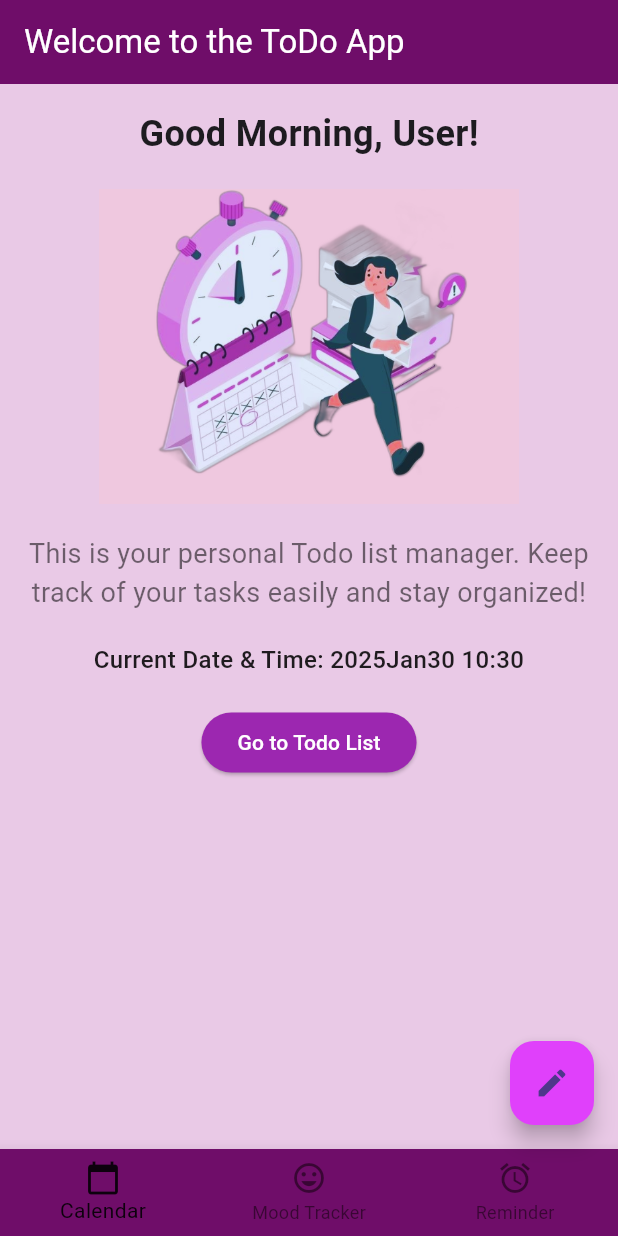
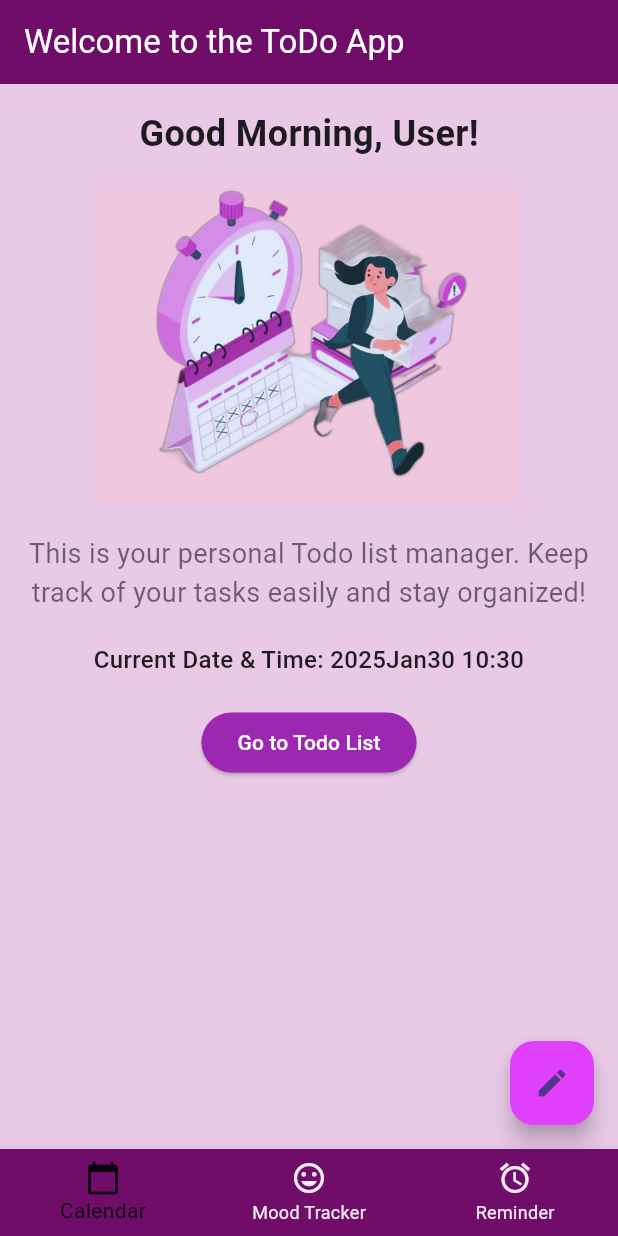
Before and after one commit to sithara-std/todo-app-project, a Flutter app: the screen it shows after launch, on a phone screen of 412 x 824 dp. Run offline on Flutter 3.47's test engine with Material 3 defaults, Android fonts, the phone set to English and light mode, and no system bars; our stand-ins replace cloud_firestore, firebase_analytics, firebase_auth, firebase_core, firebase_messaging, google_fonts and 1 more; accounts and stored records are empty.

Commit message:
change welcome page

```diff
--- a/lib/note_page.dart
+++ b/lib/note_page.dart
@@ -30,8 +30,9 @@ class _NotePageState extends State<NotePage> {
   @override
   Widget build(BuildContext context) {
     return Scaffold(
+      backgroundColor: const Color.fromARGB(255, 240, 218, 241), // Changed background color
       appBar: AppBar(
-        backgroundColor:const Color.fromARGB(255, 111, 13, 105),
+        backgroundColor: const Color.fromARGB(255, 111, 13, 105),
         title: const Text('Add a Note'),
       ),
       body: Padding(
@@ -53,7 +54,8 @@ class _NotePageState extends State<NotePage> {
             ElevatedButton(
               onPressed: _saveNote,
               style: ElevatedButton.styleFrom(
-                foregroundColor: Colors.white, backgroundColor: Colors.purple,
+                foregroundColor: const Color.fromARGB(255, 251, 242, 249),
+                backgroundColor: Colors.purple,
               ),
               child: const Text('Save Note'),
             ),
--- a/lib/welcome_screen.dart
+++ b/lib/welcome_screen.dart
@@ -1,34 +1,31 @@
 import 'dart:async';
 import 'package:flutter/material.dart';
+import 'package:myapp/note_page.dart';
 import 'package:myapp/todo_list_screen.dart';
-// Import Todo List Screen
 // ignore: depend_on_referenced_packages
-import 'package:intl/intl.dart'; // To format the current date and time
-// Import the NotePage
-import 'calendar_page.dart'; // Import the CalendarScreen
-import 'mood_tracker_screen.dart'; // Import MoodTracker Screen
-import 'reminder_page.dart'; // Import ReminderPage
+import 'package:intl/intl.dart';
+import 'calendar_page.dart';
+import 'mood_tracker_screen.dart';
+import 'reminder_page.dart';
 
 class HomePage extends StatefulWidget {
   const HomePage({super.key});
 
   @override
-  HomePageState createState() => HomePageState(); // Change the state class to HomePageState
+  HomePageState createState() => HomePageState();
 }
 
 class HomePageState extends State<HomePage> {
 
   String currentDateTime = '';
-  int _currentIndex = 0; // Track the current tab index
+  int _currentIndex = 0;
 
-  // Function to get the current date and time
   String getCurrentDateTime() {
     final now = DateTime.now();
     final formatter = DateFormat('yMMMd H:mm');
     return formatter.format(now);
   }
 
-  // Function to get personalized greeting based on time of day
   String getGreeting() {
     final hour = DateTime.now().hour;
     if (hour < 12) {
@@ -44,7 +41,6 @@ class HomePageState extends State<HomePage> {
   void initState() {
     super.initState();
     currentDateTime = getCurrentDateTime();
-    // Set up a periodic timer to update the time every minute
     Timer.periodic(const Duration(minutes: 1), (timer) {
       setState(() {
         currentDateTime = getCurrentDateTime();
@@ -52,26 +48,22 @@ class HomePageState extends State<HomePage> {
     });
   }
 
-  // Navigation handler for bottom navigation bar
   void _onItemTapped(int index) {
     setState(() {
       _currentIndex = index;
     });
 
     if (index == 0) {
-      // Navigate to Calendar Screen
       Navigator.push(
         context,
         MaterialPageRoute(builder: (context) => const CalendarScreen()),
       );
     } else if (index == 1) {
-      // Navigate to Mood Tracker Screen
       Navigator.push(
         context,
         MaterialPageRoute(builder: (context) => const MoodTrackerScreen()),
       );
     } else if (index == 2) {
-      // Navigate to Reminder Page
       Navigator.push(
         context,
         MaterialPageRoute(builder: (context) => const ReminderPage()),
@@ -83,7 +75,7 @@ class HomePageState extends State<HomePage> {
   Widget build(BuildContext context) {
     return Scaffold(
       appBar: AppBar(
-        backgroundColor:const Color.fromARGB(255, 111, 13, 105),
+        backgroundColor: const Color.fromARGB(255, 111, 13, 105),
         title: const Text(
           'Welcome to the ToDo App',
           style: TextStyle(color: Colors.white),
@@ -96,7 +88,6 @@ class HomePageState extends State<HomePage> {
           child: Column(
             crossAxisAlignment: CrossAxisAlignment.center,
             children: [
-              // Personalized Greeting
               Text(
                 '${getGreeting()}, User!',
                 style: const TextStyle(
@@ -105,7 +96,6 @@ class HomePageState extends State<HomePage> {
                 ),
               ),
               const SizedBox(height: 20),
-              // User Profile Picture (Square)
               Container(
                 width: 280,
                 height: 210,
@@ -117,7 +107,6 @@ class HomePageState extends State<HomePage> {
                 ),
               ),
               const SizedBox(height: 20),
-              // App Description
               const Text(
                 'This is your personal Todo list manager. Keep track of your tasks easily and stay organized!',
                 textAlign: TextAlign.center,
@@ -128,7 +117,6 @@ class HomePageState extends State<HomePage> {
                 ),
               ),
               const SizedBox(height: 20),
-              // Current Date and Time
               Text(
                 'Current Date & Time: $currentDateTime',
                 textAlign: TextAlign.center,
@@ -139,7 +127,6 @@ class HomePageState extends State<HomePage> {
                 ),
               ),
               const SizedBox(height: 20),
-              // Button to navigate to Todo List
               ElevatedButton(
                 style: ElevatedButton.styleFrom(
                   foregroundColor: Colors.white,
@@ -159,19 +146,18 @@ class HomePageState extends State<HomePage> {
       ),
       floatingActionButton: FloatingActionButton(
         onPressed: () {
-          // Navigate to the NotePage when the button is pressed
           Navigator.push(
             context,
-            MaterialPageRoute(builder: (context) => const HomePage()),
+            MaterialPageRoute(builder: (context) => const NotePage()),
           );
         },
         backgroundColor: Colors.purpleAccent,
-        child: const Icon(Icons.edit), // Replace with pencil (edit) icon
+        child: const Icon(Icons.edit),
       ),
       bottomNavigationBar: BottomNavigationBar(
         backgroundColor: const Color.fromARGB(255, 111, 13, 105),
         selectedItemColor: const Color.fromARGB(255, 13, 1, 13),
-        unselectedItemColor: const Color.fromARGB(137, 11, 0, 7),
+        unselectedItemColor: const Color.fromARGB(253, 246, 238, 243),
         currentIndex: _currentIndex,
         onTap: _onItemTapped,
         items: const [
```
